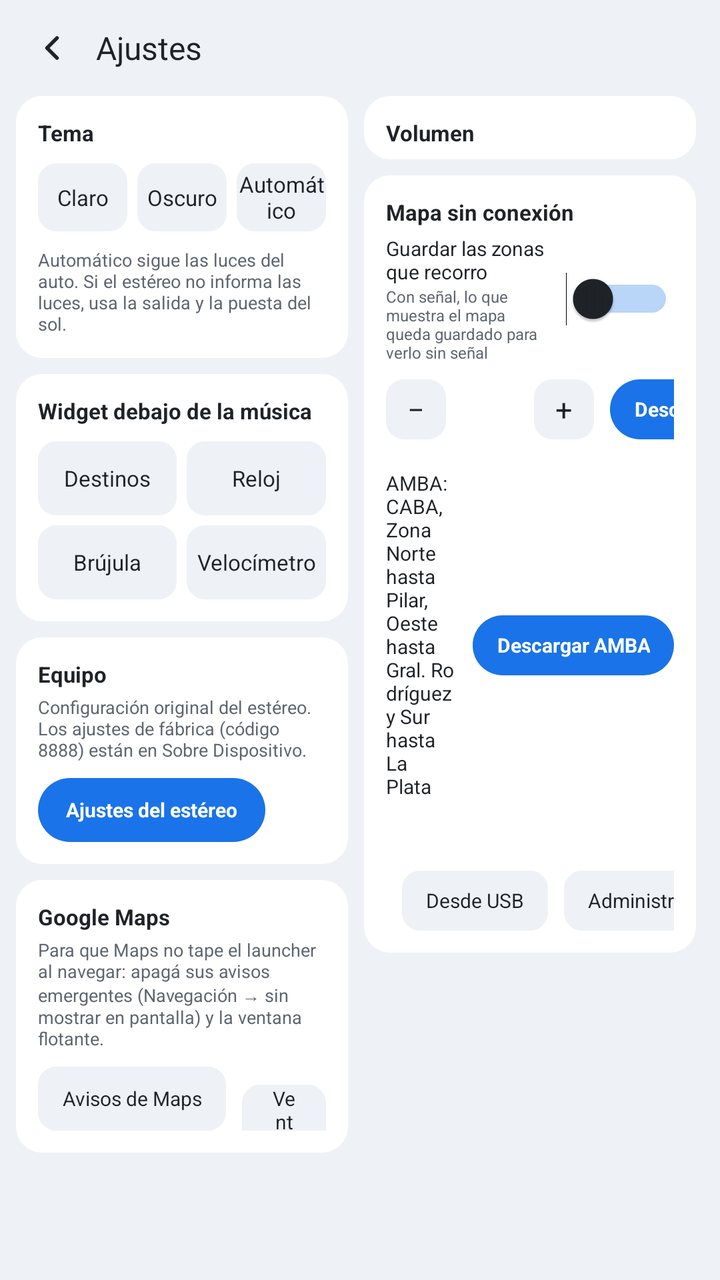
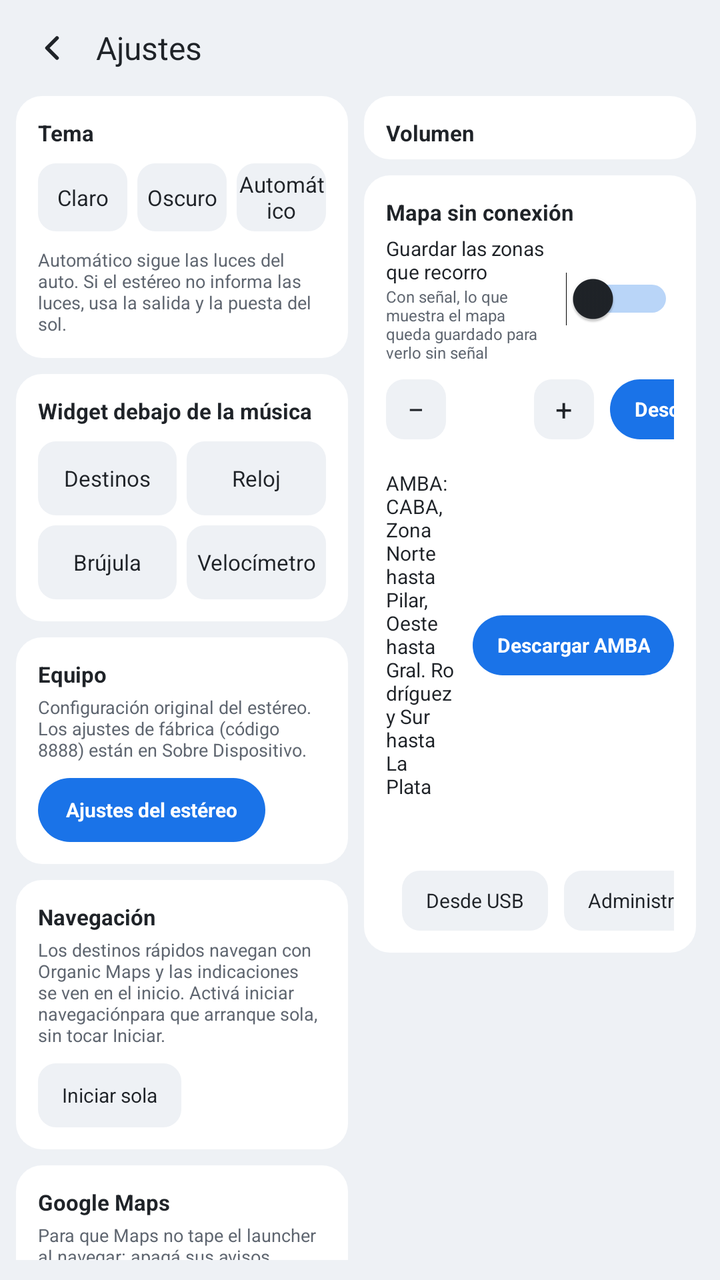

The first picture is an Android layout as it rendered before a commit; the second is the same layout after the commit. The layout source and the unified diff follow.
<!-- AndroidManifest.xml: application theme LauncherTheme -->
<!-- res/layout/activity_settings.xml -->
<?xml version="1.0" encoding="utf-8"?>
<LinearLayout xmlns:android="http://schemas.android.com/apk/res/android"
    android:layout_width="match_parent"
    android:layout_height="match_parent"
    android:background="@color/ground"
    android:orientation="vertical"
    android:paddingStart="8dp"
    android:paddingTop="6dp"
    android:paddingEnd="12dp"
    android:paddingBottom="10dp">

    
    <LinearLayout
        android:layout_width="match_parent"
        android:layout_height="36dp"
        android:gravity="center_vertical"
        android:orientation="horizontal">

        <ImageButton
            android:id="@+id/settings_back"
            android:layout_width="36dp"
            android:layout_height="36dp"
            android:background="@drawable/bg_round_button"
            android:contentDescription="@string/back"
            android:padding="8dp"
            android:scaleType="fitCenter"
            android:src="@drawable/ic_back" />

        <TextView
            android:layout_width="0dp"
            android:layout_height="wrap_content"
            android:layout_marginStart="4dp"
            android:layout_weight="1"
            android:text="@string/settings_title"
            android:textColor="@color/text"
            android:textSize="16sp" />

        <TextView
            android:id="@+id/settings_version"
            android:layout_width="wrap_content"
            android:layout_height="wrap_content"
            android:textColor="@color/muted"
            android:textSize="9sp" />
    </LinearLayout>

    <ScrollView
        android:layout_width="match_parent"
        android:layout_height="0dp"
        android:layout_marginTop="6dp"
        android:layout_weight="1"
        android:fillViewport="true"
        android:scrollbars="none">

    <LinearLayout
        android:layout_width="match_parent"
        android:layout_height="wrap_content"
        android:orientation="horizontal">

        
        <LinearLayout
            android:layout_width="0dp"
            android:layout_height="wrap_content"
            android:layout_weight="1"
            android:orientation="vertical">

            
            <LinearLayout
                style="@style/Card"
                android:layout_width="match_parent"
                android:layout_height="wrap_content"
                android:orientation="vertical"
                android:padding="11dp">

                <TextView
                    style="@style/SettingsTitle"
                    android:text="@string/theme" />

                <LinearLayout
                    android:layout_width="match_parent"
                    android:layout_height="34dp"
                    android:layout_marginTop="8dp"
                    android:orientation="horizontal">

                    <TextView
                        android:id="@+id/theme_light"
                        style="@style/SettingsOption"
                        android:text="@string/theme_light" />

                    <TextView
                        android:id="@+id/theme_dark"
                        style="@style/SettingsOption"
                        android:layout_marginStart="5dp"
                        android:text="@string/theme_dark" />

                    <TextView
                        android:id="@+id/theme_auto"
                        style="@style/SettingsOption"
                        android:layout_marginStart="5dp"
                        android:text="@string/theme_auto" />
                </LinearLayout>

                <TextView
                    android:layout_width="match_parent"
                    android:layout_height="wrap_content"
                    android:layout_marginTop="8dp"
                    android:text="@string/theme_auto_hint"
                    android:textColor="@color/muted"
                    android:textSize="9sp" />
            </LinearLayout>

            
            <LinearLayout
                style="@style/Card"
                android:layout_width="match_parent"
                android:layout_height="wrap_content"
                android:layout_marginTop="8dp"
                android:orientation="vertical"
                android:padding="11dp">

                <TextView
                    style="@style/SettingsTitle"
                    android:text="@string/bottom_card" />

                <LinearLayout
                    android:layout_width="match_parent"
                    android:layout_height="37dp"
                    android:layout_marginTop="8dp"
                    android:orientation="horizontal">

                    <TextView
                        android:id="@+id/card_places"
                        style="@style/SettingsOption"
                        android:text="@string/card_places" />

                    <TextView
                        android:id="@+id/card_clock"
                        style="@style/SettingsOption"
                        android:layout_marginStart="5dp"
                        android:text="@string/card_clock" />
                </LinearLayout>

                <LinearLayout
                    android:layout_width="match_parent"
                    android:layout_height="37dp"
                    android:layout_marginTop="5dp"
                    android:orientation="horizontal">

                    <TextView
                        android:id="@+id/card_compass"
                        style="@style/SettingsOption"
                        android:text="@string/card_compass" />

                    <TextView
                        android:id="@+id/card_speedo"
                        style="@style/SettingsOption"
                        android:layout_marginStart="5dp"
                        android:text="@string/card_speedo" />
                </LinearLayout>
            </LinearLayout>
            
            <LinearLayout
                style="@style/Card"
                android:layout_width="match_parent"
                android:layout_height="wrap_content"
                android:layout_marginTop="8dp"
                android:orientation="vertical"
                android:padding="11dp">

                <TextView
                    style="@style/SettingsTitle"
                    android:text="@string/stereo_card" />

                <TextView
                    android:layout_width="match_parent"
                    android:layout_height="wrap_content"
                    android:layout_marginTop="3dp"
                    android:text="@string/stereo_card_hint"
                    android:textColor="@color/muted"
                    android:textSize="9sp" />

                <TextView
                    android:id="@+id/stereo_settings"
                    android:layout_width="wrap_content"
                    android:layout_height="32dp"
                    android:layout_marginTop="8dp"
                    android:background="@drawable/bg_button_accent_round"
                    android:gravity="center"
                    android:paddingStart="14dp"
                    android:paddingEnd="14dp"
                    android:text="@string/stereo_settings"
                    android:textColor="@color/on_accent"
                    android:textSize="10sp"
                    android:textStyle="bold" />
            </LinearLayout>

            
            <LinearLayout
                style="@style/Card"
                android:layout_width="match_parent"
                android:layout_height="wrap_content"
                android:layout_marginTop="8dp"
                android:orientation="vertical"
                android:padding="11dp">

                <TextView
                    style="@style/SettingsTitle"
                    android:text="@string/gmaps_card" />

                <TextView
                    android:layout_width="match_parent"
                    android:layout_height="wrap_content"
                    android:layout_marginTop="3dp"
                    android:text="@string/gmaps_card_hint"
                    android:textColor="@color/muted"
                    android:textSize="9sp" />

                <LinearLayout
                    android:layout_width="match_parent"
                    android:layout_height="wrap_content"
                    android:layout_marginTop="8dp"
                    android:orientation="horizontal">

                    <TextView
                        android:id="@+id/gmaps_notifications"
                        android:layout_width="wrap_content"
                        android:layout_height="32dp"
                        android:background="@drawable/bg_option"
                        android:gravity="center"
                        android:paddingStart="12dp"
                        android:paddingEnd="12dp"
                        android:text="@string/gmaps_notifications"
                        android:textColor="@color/text"
                        android:textSize="10sp" />

                    <TextView
                        android:id="@+id/gmaps_pip"
                        android:layout_width="wrap_content"
                        android:layout_height="32dp"
                        android:layout_marginStart="8dp"
                        android:background="@drawable/bg_option"
                        android:gravity="center"
                        android:paddingStart="12dp"
                        android:paddingEnd="12dp"
                        android:text="@string/gmaps_pip"
                        android:textColor="@color/text"
                        android:textSize="10sp" />
                </LinearLayout>
            </LinearLayout>
        </LinearLayout>

        
        <LinearLayout
            android:layout_width="0dp"
            android:layout_height="wrap_content"
            android:layout_marginStart="8dp"
            android:layout_weight="1"
            android:orientation="vertical">

            
            <LinearLayout
                android:id="@+id/volumes"
                style="@style/Card"
                android:layout_width="match_parent"
                android:layout_height="wrap_content"
                android:orientation="vertical"
                android:paddingStart="11dp"
                android:paddingTop="11dp"
                android:paddingEnd="11dp"
                android:paddingBottom="6dp">

                <TextView
                    style="@style/SettingsTitle"
                    android:text="@string/volume_title" />
            </LinearLayout>

            
            <LinearLayout
                style="@style/Card"
                android:layout_width="match_parent"
                android:layout_height="wrap_content"
                android:layout_marginTop="8dp"
                android:orientation="vertical"
                android:padding="11dp">

                <TextView
                    style="@style/SettingsTitle"
                    android:text="@string/offline_map" />

                
                <LinearLayout
                    android:id="@+id/save_visited_row"
                    android:layout_width="match_parent"
                    android:layout_height="wrap_content"
                    android:layout_marginTop="4dp"
                    android:gravity="center_vertical"
                    android:orientation="horizontal">

                    <LinearLayout
                        android:layout_width="0dp"
                        android:layout_height="wrap_content"
                        android:layout_weight="1"
                        android:orientation="vertical">

                        <TextView
                            android:layout_width="match_parent"
                            android:layout_height="wrap_content"
                            android:text="@string/save_visited"
                            android:textColor="@color/text"
                            android:textSize="10sp" />

                        <TextView
                            android:layout_width="match_parent"
                            android:layout_height="wrap_content"
                            android:text="@string/save_visited_hint"
                            android:textColor="@color/muted"
                            android:textSize="8sp" />
                    </LinearLayout>

                    <Switch
                        android:id="@+id/save_visited"
                        android:layout_width="wrap_content"
                        android:layout_height="30dp"
                        android:layout_marginStart="8dp"
                        android:thumbTint="@color/text"
                        android:trackTint="@color/accent" />
                </LinearLayout>

                
                <LinearLayout
                    android:layout_width="match_parent"
                    android:layout_height="30dp"
                    android:layout_marginTop="8dp"
                    android:gravity="center_vertical"
                    android:orientation="horizontal">

                    <TextView
                        android:layout_width="0dp"
                        android:layout_height="wrap_content"
                        android:layout_weight="1"
                        android:text="@string/offline_around"
                        android:textColor="@color/text"
                        android:textSize="10sp" />

                    <TextView
                        android:id="@+id/radius_less"
                        android:layout_width="30dp"
                        android:layout_height="30dp"
                        android:background="@drawable/bg_option"
                        android:contentDescription="@string/offline_less"
                        android:gravity="center"
                        android:text="−"
                        android:textColor="@color/text"
                        android:textSize="15sp" />

                    <TextView
                        android:id="@+id/radius_value"
                        android:layout_width="44dp"
                        android:layout_height="wrap_content"
                        android:gravity="center"
                        android:textColor="@color/text"
                        android:textSize="11sp" />

                    <TextView
                        android:id="@+id/radius_more"
                        android:layout_width="30dp"
                        android:layout_height="30dp"
                        android:background="@drawable/bg_option"
                        android:contentDescription="@string/offline_more"
                        android:gravity="center"
                        android:text="+"
                        android:textColor="@color/text"
                        android:textSize="15sp" />

                    <TextView
                        android:id="@+id/offline_button"
                        android:layout_width="wrap_content"
                        android:layout_height="30dp"
                        android:layout_marginStart="8dp"
                        android:background="@drawable/bg_button_accent_round"
                        android:gravity="center"
                        android:paddingStart="12dp"
                        android:paddingEnd="12dp"
                        android:text="@string/offline_download"
                        android:textColor="@color/on_accent"
                        android:textSize="10sp"
                        android:textStyle="bold" />
                </LinearLayout>

                <TextView
                    android:id="@+id/radius_estimate"
                    android:layout_width="match_parent"
                    android:layout_height="wrap_content"
                    android:gravity="end"
                    android:textColor="@color/muted"
                    android:textSize="8sp" />

                
                <LinearLayout
                    android:layout_width="match_parent"
                    android:layout_height="wrap_content"
                    android:layout_marginTop="4dp"
                    android:gravity="center_vertical"
                    android:orientation="horizontal">

                    <LinearLayout
                        android:layout_width="0dp"
                        android:layout_height="wrap_content"
                        android:layout_weight="1"
                        android:orientation="vertical">

                        <TextView
                            android:layout_width="match_parent"
                            android:layout_height="wrap_content"
                            android:text="@string/offline_amba"
                            android:textColor="@color/text"
                            android:textSize="10sp" />

                        <TextView
                            android:id="@+id/amba_estimate"
                            android:layout_width="match_parent"
                            android:layout_height="wrap_content"
                            android:textColor="@color/muted"
                            android:textSize="8sp" />
                    </LinearLayout>

                    <TextView
                        android:id="@+id/amba_button"
                        android:layout_width="wrap_content"
                        android:layout_height="30dp"
                        android:layout_marginStart="8dp"
                        android:background="@drawable/bg_button_accent_round"
                        android:gravity="center"
                        android:paddingStart="12dp"
                        android:paddingEnd="12dp"
                        android:text="@string/offline_download_amba"
                        android:textColor="@color/on_accent"
                        android:textSize="10sp"
                        android:textStyle="bold" />
                </LinearLayout>


                <TextView
                    android:id="@+id/offline_status"
                    android:layout_width="match_parent"
                    android:layout_height="wrap_content"
                    android:layout_marginTop="6dp"
                    android:textColor="@color/muted"
                    android:textSize="9sp" />

                <LinearLayout
                    android:layout_width="match_parent"
                    android:layout_height="wrap_content"
                    android:layout_marginTop="6dp"
                    android:gravity="center_vertical"
                    android:orientation="horizontal">

                    <View
                        android:layout_width="0dp"
                        android:layout_height="0dp"
                        android:layout_weight="1" />

                    <TextView
                        android:id="@+id/offline_import"
                        android:layout_width="wrap_content"
                        android:layout_height="30dp"
                        android:layout_marginStart="8dp"
                        android:background="@drawable/bg_option"
                        android:gravity="center"
                        android:paddingStart="12dp"
                        android:paddingEnd="12dp"
                        android:text="@string/offline_import"
                        android:textColor="@color/text"
                        android:textSize="10sp" />

                    <TextView
                        android:id="@+id/offline_manage"
                        android:layout_width="wrap_content"
                        android:layout_height="30dp"
                        android:layout_marginStart="8dp"
                        android:background="@drawable/bg_option"
                        android:gravity="center"
                        android:paddingStart="12dp"
                        android:paddingEnd="12dp"
                        android:text="@string/offline_manage"
                        android:textColor="@color/text"
                        android:textSize="10sp" />
                </LinearLayout>

                <ProgressBar
                    android:id="@+id/offline_progress"
                    style="@android:style/Widget.Material.ProgressBar.Horizontal"
                    android:layout_width="match_parent"
                    android:layout_height="4dp"
                    android:layout_marginTop="4dp"
                    android:progressBackgroundTint="@color/track"
                    android:progressTint="@color/accent"
                    android:visibility="gone" />
            </LinearLayout>
        </LinearLayout>
    </LinearLayout>
</ScrollView>
</LinearLayout>
<!-- resources referenced by this layout -->
<resources>
  <color name="accent">#1A73E8</color>
  <color name="ground">#EEF1F5</color>
  <color name="muted">#5F6670</color>
  <color name="on_accent">#FFFFFF</color>
  <color name="text">#1F2328</color>
  <color name="track">#D5DAE1</color>
  <!-- drawable bg_round_button (drawable) -->
  <?xml version="1.0" encoding="utf-8"?>
  <ripple xmlns:android="http://schemas.android.com/apk/res/android" android:color="#33FFFFFF">
      <item android:id="@android:id/mask">
          <shape android:shape="oval">
              <solid android:color="#FFFFFFFF" />
          </shape>
      </item>
  </ripple>
  <string name="back">Volver</string>
  <string name="bottom_card">Widget debajo de la música</string>
  <string name="card_clock">Reloj</string>
  <string name="card_compass">Brújula</string>
  <string name="card_places">Destinos</string>
  <string name="card_speedo">Velocímetro</string>
  <string name="gmaps_card">Google Maps</string>
  <string name="gmaps_card_hint">Para que Maps no tape el launcher al navegar: apagá sus avisos emergentes (Navegación → sin "mostrar en pantalla") y la ventana flotante.</string>
  <string name="gmaps_notifications">Avisos de Maps</string>
  <string name="gmaps_pip">Ventana flotante</string>
  <string name="offline_amba">AMBA: CABA, Zona Norte hasta Pilar, Oeste hasta Gral. Rodríguez y Sur hasta La Plata</string>
  <string name="offline_around">Alrededor tuyo</string>
  <string name="offline_download">Descargar</string>
  <string name="offline_download_amba">Descargar AMBA</string>
  <string name="offline_import">Desde USB</string>
  <string name="offline_less">Menos kilómetros</string>
  <string name="offline_manage">Administrar</string>
  <string name="offline_map">Mapa sin conexión</string>
  <string name="offline_more">Más kilómetros</string>
  <string name="save_visited">Guardar las zonas que recorro</string>
  <string name="save_visited_hint">Con señal, lo que muestra el mapa queda guardado para verlo sin señal</string>
  <string name="settings_title">Ajustes</string>
  <string name="stereo_card">Equipo</string>
  <string name="stereo_card_hint">Configuración original del estéreo. Los ajustes de fábrica (código 8888) están en Sobre Dispositivo.</string>
  <string name="stereo_settings">Ajustes del estéreo</string>
  <string name="theme">Tema</string>
  <string name="theme_auto">Automático</string>
  <string name="theme_auto_hint">Automático sigue las luces del auto. Si el estéreo no informa las luces, usa la salida y la puesta del sol.</string>
  <string name="theme_dark">Oscuro</string>
  <string name="theme_light">Claro</string>
  <string name="volume_title">Volumen</string>
  <style name="Card">
          <item name="android:background">@drawable/bg_card</item>
      </style>
  <style name="SettingsTitle">
          <item name="android:layout_width">wrap_content</item>
          <item name="android:layout_height">wrap_content</item>
          <item name="android:textColor">@color/text</item>
          <item name="android:textSize">11sp</item>
          <item name="android:textStyle">bold</item>
      </style>
  <color name="selected">#D3E3FD</color>
  <color name="tile">#EEF1F5</color>
  <!-- drawable bg_card (drawable) -->
  <?xml version="1.0" encoding="utf-8"?>
  <shape xmlns:android="http://schemas.android.com/apk/res/android" android:shape="rectangle">
      <solid android:color="@color/card" />
      <corners android:radius="13dp" />
  </shape>
  <color name="card">#FFFFFF</color>
  <!-- unchanged entries left out for length: 5 -->
</resources>

<!-- the commit's change to res/layout/activity_settings.xml (unified diff, before → after) -->
@@ -204,6 +204,41 @@
 
                 <TextView
                     style="@style/SettingsTitle"
+                    android:text="@string/nav_card" />
+
+                <TextView
+                    android:layout_width="match_parent"
+                    android:layout_height="wrap_content"
+                    android:layout_marginTop="3dp"
+                    android:text="@string/nav_card_hint"
+                    android:textColor="@color/muted"
+                    android:textSize="9sp" />
+
+                <TextView
+                    android:id="@+id/nav_auto_start"
+                    android:layout_width="wrap_content"
+                    android:layout_height="32dp"
+                    android:layout_marginTop="8dp"
+                    android:background="@drawable/bg_option"
+                    android:gravity="center"
+                    android:paddingStart="12dp"
+                    android:paddingEnd="12dp"
+                    android:text="@string/nav_auto_start"
+                    android:textColor="@color/text"
+                    android:textSize="10sp" />
+            </LinearLayout>
+
+            
+            <LinearLayout
+                style="@style/Card"
+                android:layout_width="match_parent"
+                android:layout_height="wrap_content"
+                android:layout_marginTop="8dp"
+                android:orientation="vertical"
+                android:padding="11dp">
+
+                <TextView
+                    style="@style/SettingsTitle"
                     android:text="@string/gmaps_card" />
 
                 <TextView
<!-- resource entries referenced after the edit -->
@@ -25,6 +25,9 @@
   <string name="gmaps_card_hint">Para que Maps no tape el launcher al navegar: apagá sus avisos emergentes (Navegación → sin "mostrar en pantalla") y la ventana flotante.</string>
   <string name="gmaps_notifications">Avisos de Maps</string>
   <string name="gmaps_pip">Ventana flotante</string>
+  <string name="nav_auto_start">Iniciar sola</string>
+  <string name="nav_card">Navegación</string>
+  <string name="nav_card_hint">Los destinos rápidos navegan con Organic Maps y las indicaciones se ven en el inicio. Activá "iniciar navegación" para que arranque sola, sin tocar Iniciar.</string>
   <string name="offline_amba">AMBA: CABA, Zona Norte hasta Pilar, Oeste hasta Gral. Rodríguez y Sur hasta La Plata</string>
   <string name="offline_around">Alrededor tuyo</string>
   <string name="offline_download">Descargar</string>
